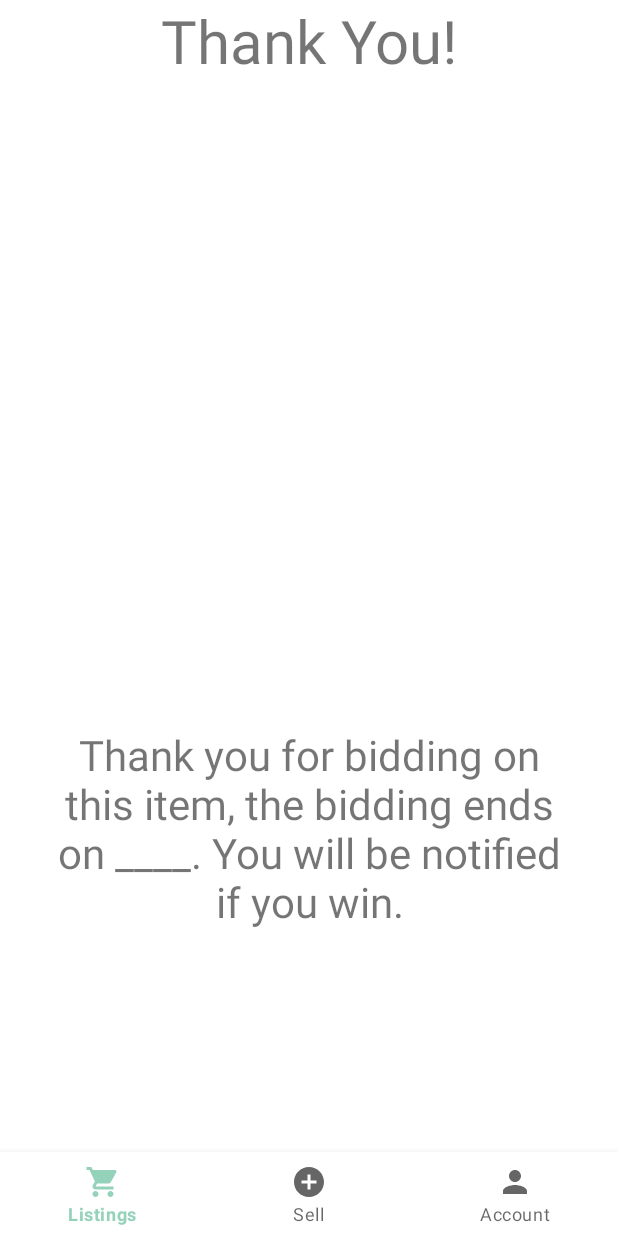
After one commit to n427/ReDo, an Android app: the layout activity_thankyou.xml on its own in the app's theme, with its tools: preview values and no code run, on a phone screen of 412 x 824 dp. The commit adds this screen. Run offline under Robolectric (Android 15) with nearby library versions, the phone set to English and light mode, and no system bars.

Commit message:
add more pages

```diff
--- /dev/null
+++ b/app/src/main/res/layout/activity_thankyou.xml
@@ -0,0 +1,40 @@
+<?xml version="1.0" encoding="utf-8"?>
+<androidx.constraintlayout.widget.ConstraintLayout xmlns:android="http://schemas.android.com/apk/res/android"
+    xmlns:app="http://schemas.android.com/apk/res-auto"
+    xmlns:tools="http://schemas.android.com/tools"
+    android:layout_width="match_parent"
+    android:layout_height="match_parent"
+    android:orientation="vertical">
+
+    <TextView
+        android:id="@+id/thankyouTitle"
+        android:layout_width="match_parent"
+        android:layout_height="wrap_content"
+        android:gravity="center"
+        android:text="Thank You!"
+        android:textSize="40dp"
+        app:layout_constraintTop_toTopOf="parent" />
+
+
+    <TextView
+        android:id="@+id/thankyouMessage"
+        android:layout_width="match_parent"
+        android:layout_height="wrap_content"
+        android:layout_marginLeft="30dp"
+        android:layout_marginRight="30dp"
+        android:layout_marginBottom="148dp"
+        android:gravity="center"
+        android:text="Thank you for bidding on this item, the bidding ends on ____. You will be notified if you win."
+        android:textSize="28dp"
+        app:layout_constraintBottom_toTopOf="@+id/bottom_navigation"
+        app:layout_constraintEnd_toEndOf="parent"
+        app:layout_constraintStart_toStartOf="parent" />
+
+    <com.google.android.material.bottomnavigation.BottomNavigationView
+        android:id="@+id/bottom_navigation"
+        android:layout_width="match_parent"
+        android:layout_height="wrap_content"
+        app:layout_constraintBottom_toBottomOf="parent"
+        app:menu="@menu/bottom_navigation_menu" />
+
+</androidx.constraintlayout.widget.ConstraintLayout>
```
Also changed, not shown: app/src/main/res/layout/activity_bid.xml (renamed from app/src/main/res/layout/activity_item.xml, +32 -28 lines).
